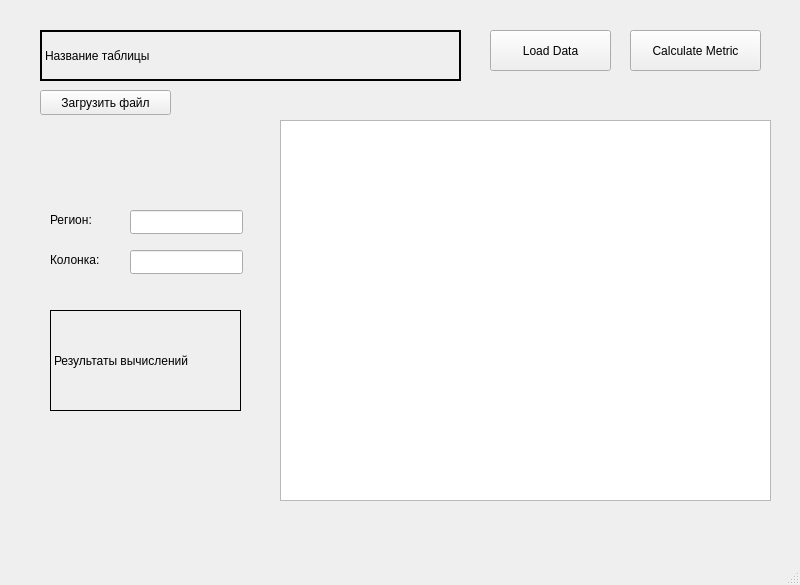
The window that mainwindow.ui (KriptYashka/QT_Metric) describes before a commit, drawn with Qt 5.
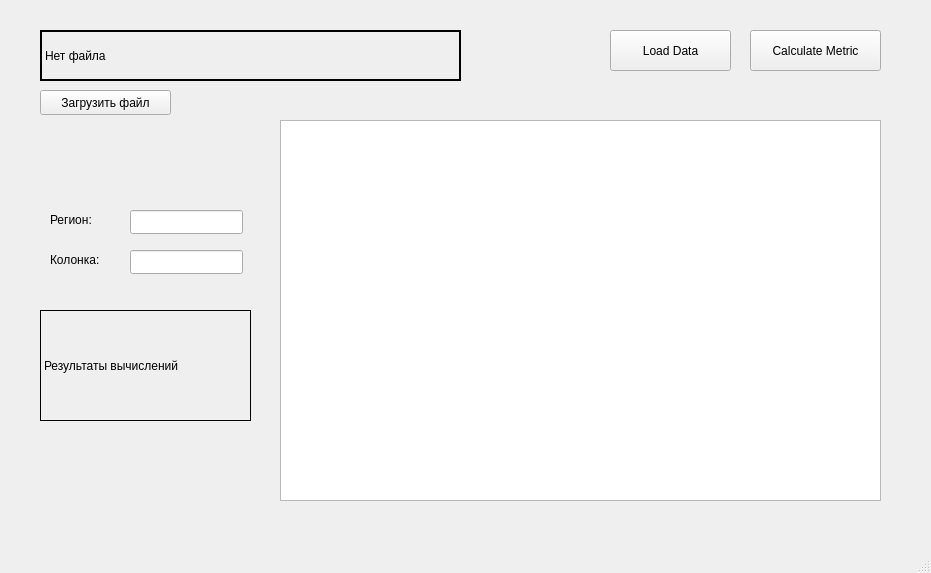
The same window after the commit.

Commit message: Уведомления ошибок. Изменение дизайна формы.

```diff
--- a/mainwindow.ui
+++ b/mainwindow.ui
@@ -6,8 +6,8 @@
    <rect>
     <x>0</x>
     <y>0</y>
-    <width>800</width>
-    <height>585</height>
+    <width>931</width>
+    <height>573</height>
    </rect>
   </property>
   <property name="windowTitle">
@@ -17,7 +17,7 @@
    <widget class="QPushButton" name="btn_metric">
     <property name="geometry">
      <rect>
-      <x>630</x>
+      <x>750</x>
       <y>30</y>
       <width>131</width>
       <height>41</height>
@@ -30,7 +30,7 @@
    <widget class="QPushButton" name="btn_load">
     <property name="geometry">
      <rect>
-      <x>490</x>
+      <x>610</x>
       <y>30</y>
       <width>121</width>
       <height>41</height>
@@ -56,7 +56,7 @@
      <number>2</number>
     </property>
     <property name="text">
-     <string>Название таблицы</string>
+     <string>Нет файла</string>
     </property>
     <property name="textFormat">
      <enum>Qt::AutoText</enum>
@@ -64,6 +64,9 @@
     <property name="wordWrap">
      <bool>false</bool>
     </property>
+    <property name="margin">
+     <number>10</number>
+    </property>
    </widget>
    <widget class="QLineEdit" name="line_region">
     <property name="geometry">
@@ -114,25 +117,31 @@
    <widget class="QLabel" name="label_result">
     <property name="geometry">
      <rect>
-      <x>50</x>
+      <x>40</x>
       <y>310</y>
-      <width>191</width>
-      <height>101</height>
+      <width>211</width>
+      <height>111</height>
      </rect>
     </property>
     <property name="frameShape">
-     <enum>QFrame::Box</enum>
+     <enum>QFrame::Panel</enum>
     </property>
     <property name="text">
      <string>Результаты вычислений</string>
     </property>
+    <property name="wordWrap">
+     <bool>true</bool>
+    </property>
+    <property name="margin">
+     <number>10</number>
+    </property>
    </widget>
    <widget class="QTableView" name="table_metric">
     <property name="geometry">
      <rect>
       <x>280</x>
       <y>120</y>
-      <width>491</width>
+      <width>601</width>
       <height>381</height>
      </rect>
     </property>
```
Left out of the diff: 2 changed lines with no effect on the pictures. The commit also changes 1 other file.
